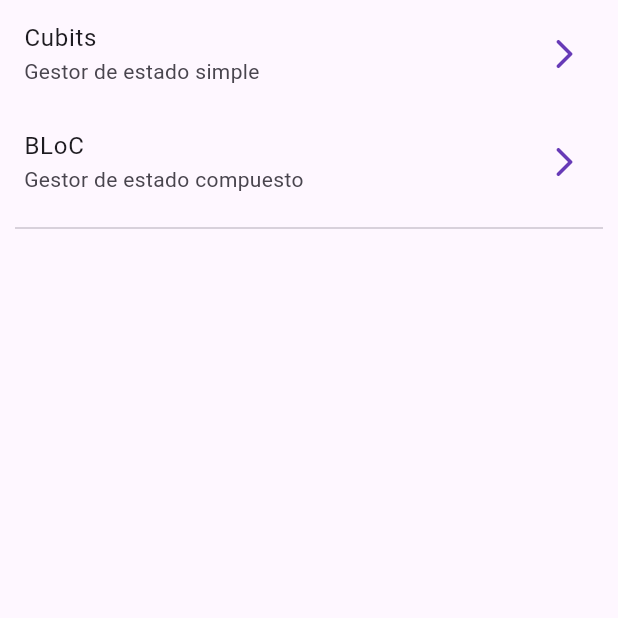
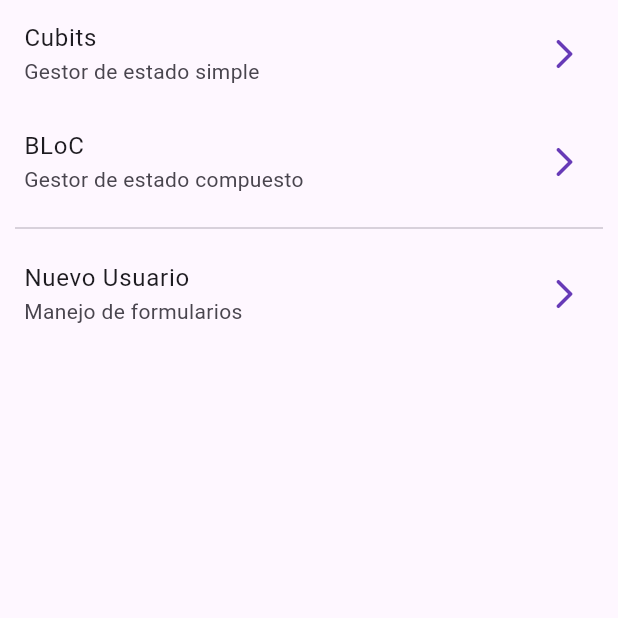
Before and after one commit to pierre-juarez/forms_app, a Flutter app: the screen it shows after launch, on a phone screen of 412 x 824 dp, the top half of it. Run offline on Flutter 3.47's test engine with Material 3 defaults, Android fonts, the phone set to English and light mode, and no system bars; our stand-ins replace equatable, flutter_bloc, go_router.

```diff
--- a/lib/config/router/app_router.dart
+++ b/lib/config/router/app_router.dart
@@ -14,4 +14,8 @@ final appRouter = GoRouter(routes: [
     path: '/bloc',
     builder: (context, state) => const BlocCounterScreen(),
   ),
+  GoRoute(
+    path: '/new-user',
+    builder: (context, state) => const RegisterScreen(),
+  ),
 ]);
--- a/lib/presentation/screens/home_screen.dart
+++ b/lib/presentation/screens/home_screen.dart
@@ -24,7 +24,13 @@ class HomeScreen extends StatelessWidget {
           const Padding(
             padding: EdgeInsets.symmetric(horizontal: 10),
             child: Divider(),
-          )
+          ),
+          ListTile(
+            title: const Text("Nuevo Usuario"),
+            subtitle: const Text("Manejo de formularios"),
+            trailing: const Icon(Icons.arrow_forward_ios_rounded),
+            onTap: () => context.push('/new-user'),
+          ),
         ],
       ),
     );
--- a/lib/presentation/screens/screens.dart
+++ b/lib/presentation/screens/screens.dart
@@ -1,3 +1,4 @@
 export 'bloc_counter_screen.dart';
 export 'cubit_counter_screen.dart';
 export 'home_screen.dart';
+export 'register_screen.dart';
```
Also changed, not shown: lib/presentation/screens/register_screen.dart (added, +24 -0 lines).
